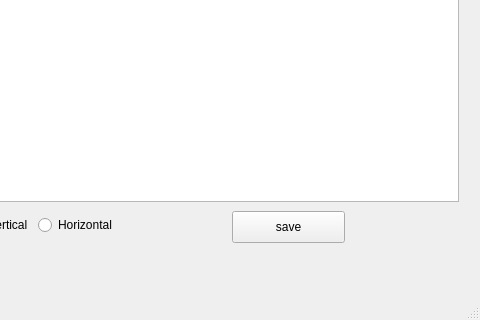
Above: main_gui.ui from faytor/open_lcd_assistant before the change; both pictures show x 192 to 672 and y 399 to 719 of the 672 by 719 pixel window. Below: the same form after it.
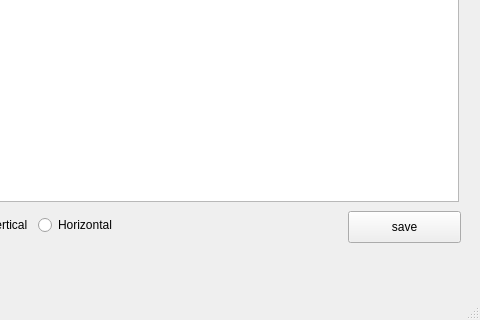
That is the form after the change.

```diff
--- a/main_gui.ui
+++ b/main_gui.ui
@@ -56,7 +56,7 @@
    <widget class="QPushButton" name="save_button">
     <property name="geometry">
      <rect>
-      <x>424</x>
+      <x>540</x>
       <y>610</y>
       <width>113</width>
       <height>32</height>
```
